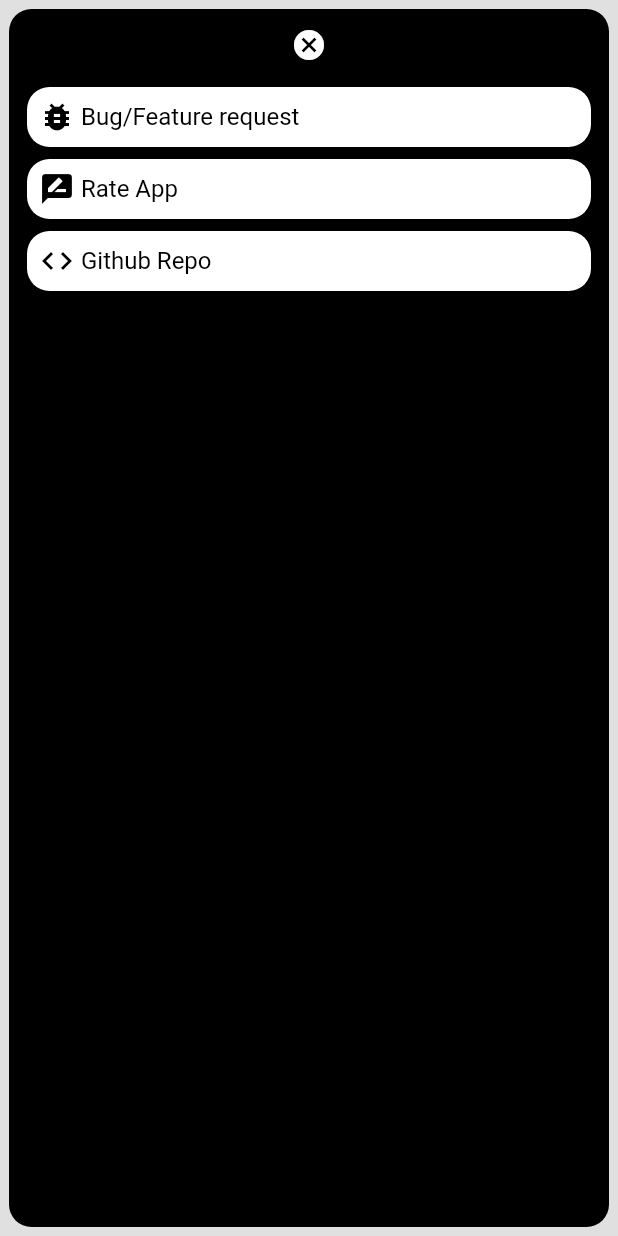
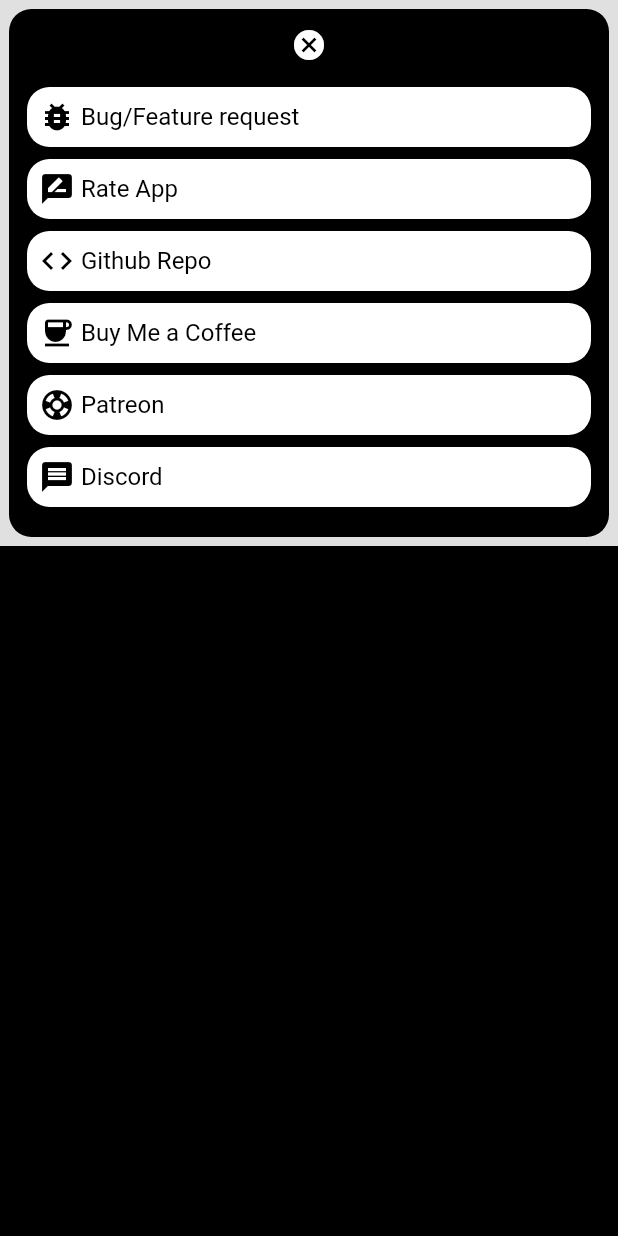
Before and after one commit to abhinavmarwaha/LifeHQ, a Flutter app: the Settings screen opened by its route, on a phone screen of 412 x 824 dp. Run offline on Flutter 3.47's test engine with Material 2 defaults, Android fonts, the phone set to English and light mode, and no system bars; our stand-ins replace cached_network_image, flutter_html, flutter_local_notifications, flutter_map, fluttertoast, latlong2 and 3 more; missing offline and left inert: awesome_emojis, gps, html_editor_enhanced, osm_nominatim; accounts and stored records are empty; network calls fail.

Commit message:
settings support url's

```diff
--- a/lib/constants/strings.dart
+++ b/lib/constants/strings.dart
@@ -39,4 +39,9 @@ class StringConstants {
   static const String RATEAPPURL =
       "https://play.google.com/store/apps/details?id=com.abhinavmarwaha.lifehq";
   static const String GITHUBREPO = "https://github.com/abhinavmarwaha/lifehq";
+
+  static const String PATREON = "https://patreon.com/abhinavmarwaha";
+  static const String COFFEE = "https://www.buymeacoffee.com/abhinavmarwaha";
+
+  static const String DISCORD = "https://discord.gg/wjAsZGD83T";
 }
--- a/lib/journal/journal_entry_input.dart
+++ b/lib/journal/journal_entry_input.dart
@@ -278,7 +278,6 @@ class _JournalEntryInputState extends State<JournalEntryInput> {
                     // )
                     Expanded(
                       child: HtmlEditor(
-                          // TODO focus not working
                           controller: controller,
                           htmlEditorOptions: HtmlEditorOptions(
                               darkMode: true,
--- a/lib/settings.dart
+++ b/lib/settings.dart
@@ -11,6 +11,7 @@ class Settings extends StatelessWidget {
   @override
   Widget build(BuildContext context) {
     return Skeleton(
+        child: SingleChildScrollView(
       child: Column(
         crossAxisAlignment: CrossAxisAlignment.center,
         children: [
@@ -34,7 +35,20 @@ class Settings extends StatelessWidget {
               icon: Icons.code,
               url: StringConstants.GITHUBREPO,
               title: "Github Repo"),
+          SettingsCard(
+              icon: Icons.coffee,
+              url: StringConstants.COFFEE,
+              title: "Buy Me a Coffee"),
+          SettingsCard(
+              icon: Icons.support_sharp,
+              url: StringConstants.PATREON,
+              title: "Patreon"),
+          SettingsCard(
+              icon: Icons.message,
+              url: StringConstants.DISCORD,
+              title: "Discord"),
         ],
+      ),
     ));
   }
 }
```
Lines whose indentation alone changed are shown as unchanged.
